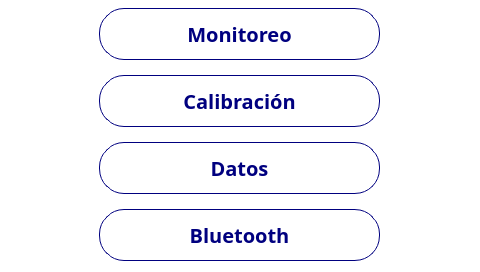
Giocerz/water_quality_rpi, file src/views/MainMenu.ui: the form before one commit.
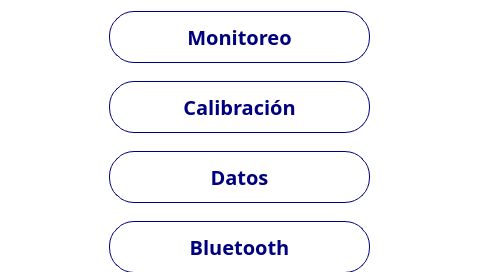
The form after the commit.

The edit to the form file:
```diff
--- a/src/views/MainMenu.ui
+++ b/src/views/MainMenu.ui
@@ -32,18 +32,18 @@
    <widget class="QWidget" name="verticalLayoutWidget">
     <property name="geometry">
      <rect>
-      <x>-1</x>
+      <x>29</x>
       <y>-1</y>
-      <width>481</width>
-      <height>271</height>
+      <width>421</width>
+      <height>286</height>
      </rect>
     </property>
     <layout class="QVBoxLayout" name="verticalLayout">
      <property name="leftMargin">
-      <number>100</number>
+      <number>80</number>
      </property>
      <property name="rightMargin">
-      <number>100</number>
+      <number>80</number>
      </property>
      <item>
       <widget class="QPushButton" name="monitoringBtn">
```
Left out of the diff: 17 changed lines with no effect on the pictures.
